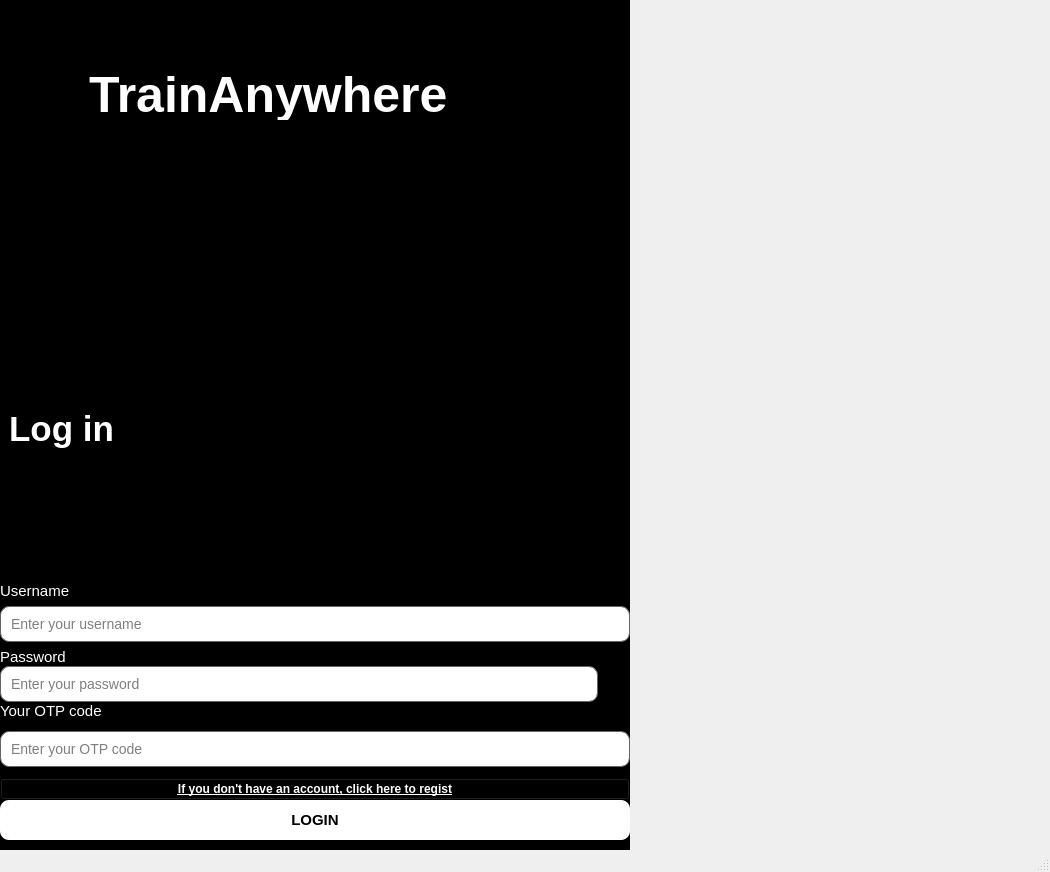
Above: gui/Final_Project_PTI08_LoginPage.ui from PatrickTheNightOwl/Final-Project-PTI08 before the change. Below: the same form after it.
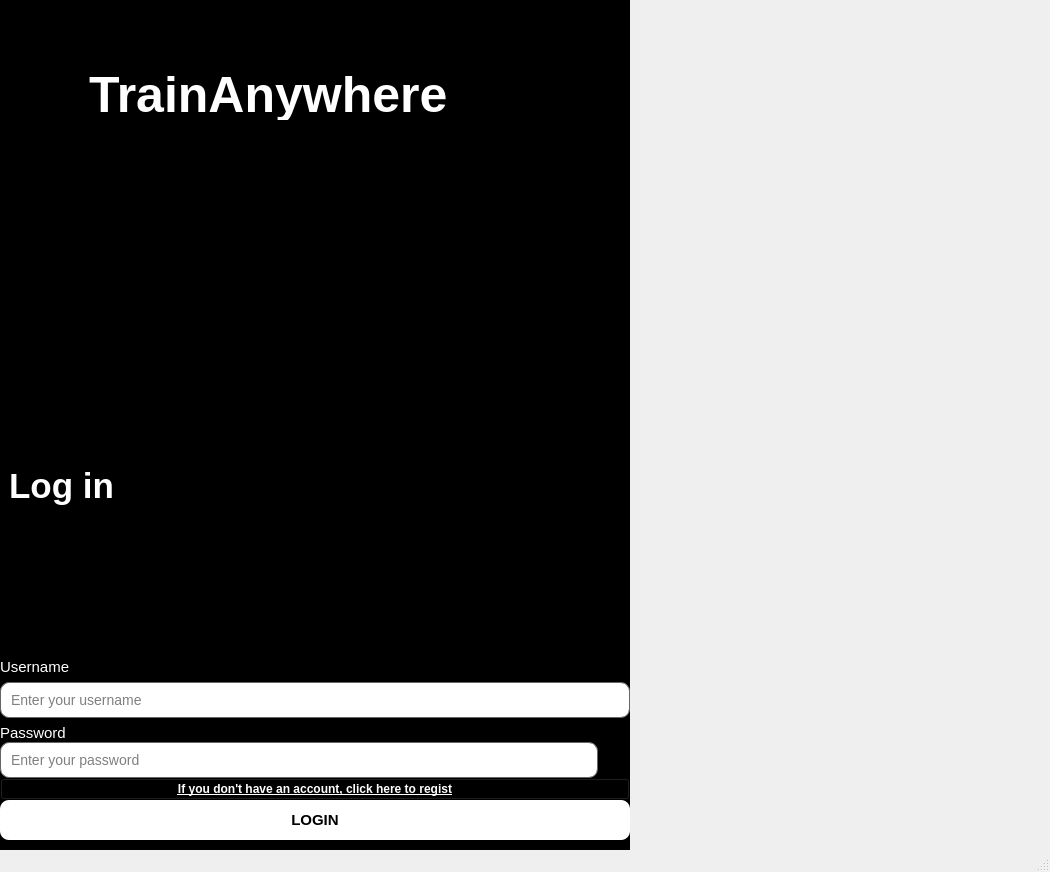
That is the form after the change. Icons and pictures are not drawn.

What changed in the file:
```diff
--- a/gui/Final_Project_PTI08_LoginPage.ui
+++ b/gui/Final_Project_PTI08_LoginPage.ui
@@ -320,62 +320,6 @@
                </item>
               </layout>
              </item>
-             <item>
-              <widget class="QLabel" name="loginotp">
-               <property name="styleSheet">
-                <string notr="true">color:white;
-font:15px;
-qproperty-alignment : AlignBottom</string>
-               </property>
-               <property name="text">
-                <string>Your OTP code </string>
-               </property>
-              </widget>
-             </item>
-             <item>
-              <layout class="QHBoxLayout" name="horizontalLayout_4">
-               <property name="spacing">
-                <number>11</number>
-               </property>
-               <property name="leftMargin">
-                <number>0</number>
-               </property>
-               <property name="topMargin">
-                <number>11</number>
-               </property>
-               <property name="rightMargin">
-                <number>0</number>
-               </property>
-               <property name="bottomMargin">
-                <number>11</number>
-               </property>
-               <item>
-                <widget class="QLineEdit" name="otp_input">
-                 <property name="sizePolicy">
-                  <sizepolicy hsizetype="Expanding" vsizetype="Fixed">
-                   <horstretch>0</horstretch>
-                   <verstretch>0</verstretch>
-                  </sizepolicy>
-                 </property>
-                 <property name="styleSheet">
-                  <string notr="true">background-color: #ffffff;
-color: #000000;             
-border: 1px solid #666666;     
-border-radius:9px;
-padding: 8px;
-font-size: 14px;
-</string>
-                 </property>
-                 <property name="echoMode">
-                  <enum>QLineEdit::Password</enum>
-                 </property>
-                 <property name="placeholderText">
-                  <string>Enter your OTP code</string>
-                 </property>
-                </widget>
-               </item>
-              </layout>
-             </item>
              <item>
               <widget class="QPushButton" name="movetoregister">
                <property name="font">
```
